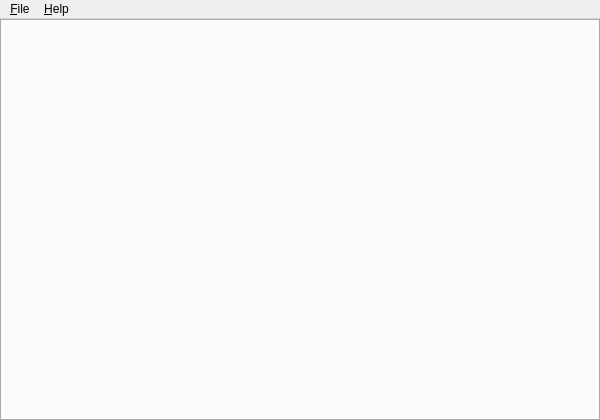
The window that src/forms/qterminal.ui (lxqt/qterminal) describes before a commit, drawn with Qt 5.
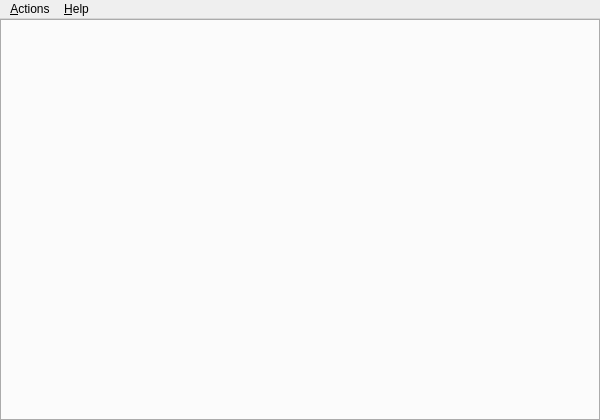
The same window after the commit. Custom widgets are drawn as their Qt base class.

Commit message: all actions are available from mainwindow's menu

Diff of the .ui file:
```diff
--- a/src/forms/qterminal.ui
+++ b/src/forms/qterminal.ui
@@ -48,9 +48,9 @@
      <height>22</height>
     </rect>
    </property>
-   <widget class="QMenu" name="menu_File">
+   <widget class="QMenu" name="menu_Actions">
     <property name="title">
-     <string>&amp;File</string>
+     <string>&amp;Actions</string>
     </property>
     <addaction name="actProperties"/>
     <addaction name="separator"/>
@@ -63,7 +63,7 @@
     <addaction name="actAbout"/>
     <addaction name="actAboutQt"/>
    </widget>
-   <addaction name="menu_File"/>
+   <addaction name="menu_Actions"/>
    <addaction name="menu_Help"/>
   </widget>
   <action name="actAbout">
```
The commit also changes 7 other files.
